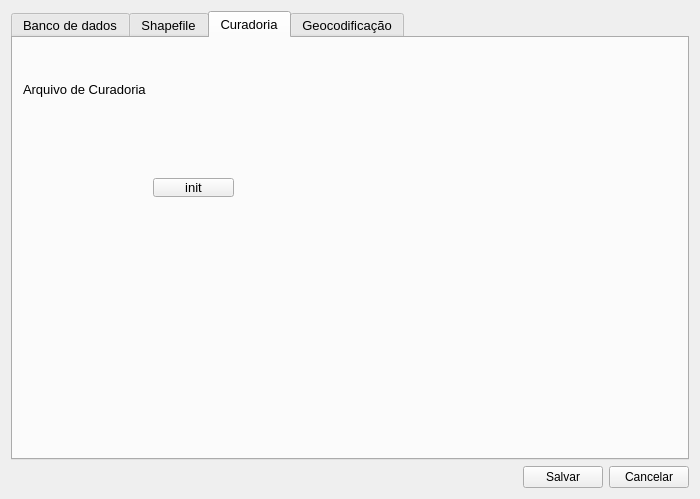
spuhub/prisma, file settings/config_window.ui: the form before one commit.
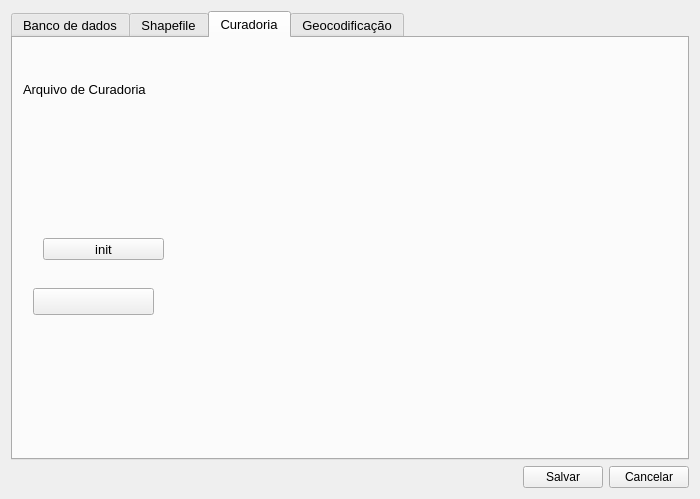
The form after the commit. Custom widgets are drawn as their Qt base class.

Commit message: correção copnfiguracao de camada

```diff
--- a/settings/config_window.ui
+++ b/settings/config_window.ui
@@ -418,19 +418,40 @@
         </item>
        </layout>
       </widget>
+      <widget class="QWidget" name="verticalLayoutWidget">
+       <property name="geometry">
+        <rect>
+         <x>20</x>
+         <y>100</y>
+         <width>171</width>
+         <height>51</height>
+        </rect>
+       </property>
+       <layout class="QVBoxLayout" name="testeb"/>
+      </widget>
       <widget class="QToolButton" name="btext">
        <property name="geometry">
         <rect>
-         <x>140</x>
-         <y>140</y>
-         <width>81</width>
-         <height>19</height>
+         <x>30</x>
+         <y>200</y>
+         <width>121</width>
+         <height>22</height>
         </rect>
        </property>
        <property name="text">
         <string>init</string>
        </property>
       </widget>
+      <widget class="QgsSymbolButton" name="mSymbolButton">
+       <property name="geometry">
+        <rect>
+         <x>20</x>
+         <y>250</y>
+         <width>121</width>
+         <height>27</height>
+        </rect>
+       </property>
+      </widget>
      </widget>
      <widget class="QWidget" name="tab_geocod">
       <attribute name="title">
@@ -513,6 +534,11 @@
    <extends>QLineEdit</extends>
    <header>qgspasswordlineedit.h</header>
   </customwidget>
+  <customwidget>
+   <class>QgsSymbolButton</class>
+   <extends>QToolButton</extends>
+   <header>qgssymbolbutton.h</header>
+  </customwidget>
  </customwidgets>
  <resources/>
  <connections/>
```
The commit also changes 2 other files.
